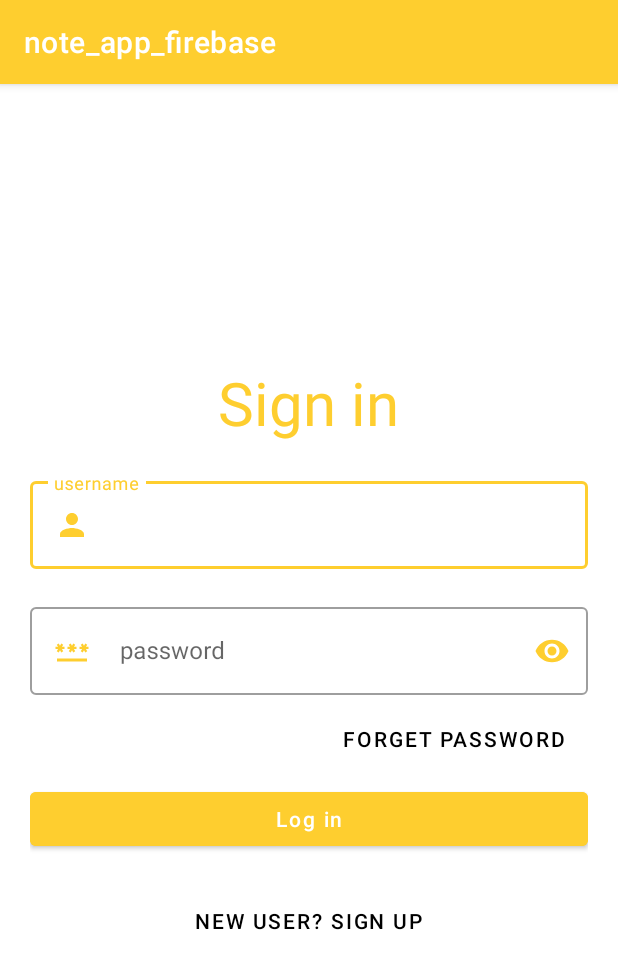
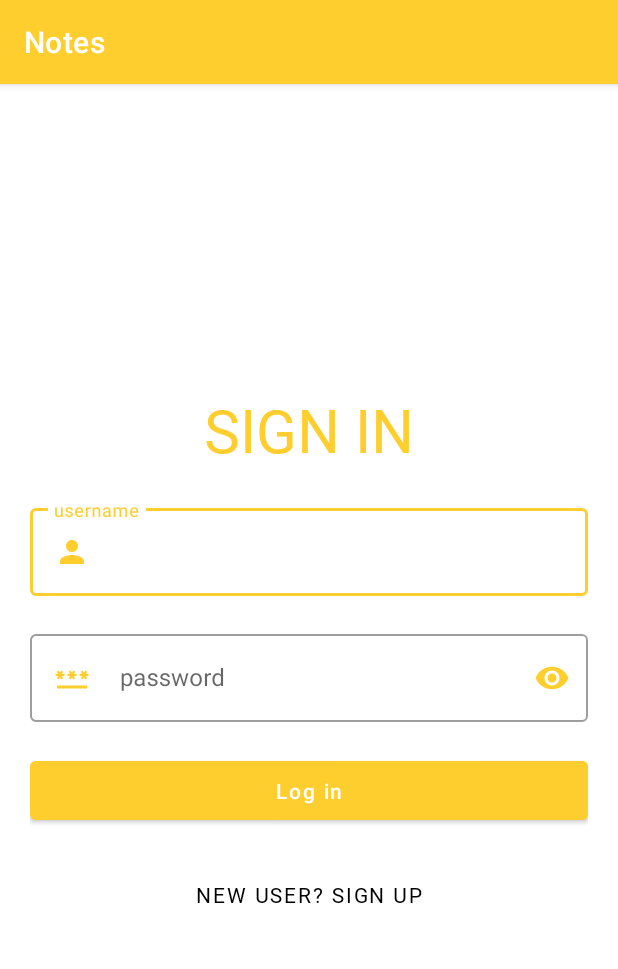
Before and after one commit to sanskar-kakani/note_app, an Android app: the screen it shows after launch (LoginActivity), on a phone screen of 412 x 824 dp. Shown: the top 969 px of the screen. Run offline under Robolectric (Android 15) with nearby library versions, the phone set to English and light mode, and no system bars; our stand-ins replace Firebase (no records; nobody signed in at launch, a user with empty details on screens opened directly).

```diff
--- a/app/src/main/java/com/example/note_app_firebase/AddNoteActivity.kt
+++ b/app/src/main/java/com/example/note_app_firebase/AddNoteActivity.kt
@@ -7,7 +7,7 @@ import android.widget.EditText
 import androidx.appcompat.app.AppCompatActivity
 import com.example.note_app_firebase.models.NoteDataClass
 import com.example.note_app_firebase.utils.EncryptAndDecrypt
-import com.google.android.material.floatingactionbutton.FloatingActionButton
+import com.google.android.material.button.MaterialButton
 import com.google.firebase.database.FirebaseDatabase
 
 class AddNoteActivity : AppCompatActivity() {
@@ -18,7 +18,7 @@ class AddNoteActivity : AppCompatActivity() {
 
         val title = findViewById<EditText>(R.id.add_note_title)
         val text = findViewById<EditText>(R.id.add_note_text)
-        val btn = findViewById<FloatingActionButton>(R.id.add_btn)
+        val btn = findViewById<MaterialButton>(R.id.add_btn)
 
 
 
--- a/app/src/main/java/com/example/note_app_firebase/EditNoteActivity.kt
+++ b/app/src/main/java/com/example/note_app_firebase/EditNoteActivity.kt
@@ -7,7 +7,7 @@ import android.widget.EditText
 import androidx.appcompat.app.AppCompatActivity
 import com.example.note_app_firebase.models.NoteDataClass
 import com.example.note_app_firebase.utils.EncryptAndDecrypt
-import com.google.android.material.floatingactionbutton.FloatingActionButton
+import com.google.android.material.button.MaterialButton
 import com.google.firebase.database.FirebaseDatabase
 
 class EditNoteActivity : AppCompatActivity() {
@@ -21,7 +21,7 @@ class EditNoteActivity : AppCompatActivity() {
 
         val title = findViewById<EditText>(R.id.edit_note_title)
         val text = findViewById<EditText>(R.id.edit_note_text)
-        val btn = findViewById<FloatingActionButton>(R.id.edit_btn)
+        val btn = findViewById<MaterialButton>(R.id.edit_btn)
 
         val titleIntent = intent.getStringExtra("title")
         val textIntent = intent.getStringExtra("text")
--- a/app/src/main/res/layout/activity_login.xml
+++ b/app/src/main/res/layout/activity_login.xml
@@ -11,6 +11,8 @@
 
     <TextView
         android:text="Sign in"
+        android:textAllCaps="true"
+        android:fontFamily="@font/rem_medium"
         android:textColor="#fece2f"
         android:textSize="40sp"
         android:layout_gravity="center"
@@ -64,26 +66,16 @@
 
         </com.google.android.material.textfield.TextInputLayout>
 
-        <Button
-            android:id="@+id/forget_password_btn"
-            android:layout_width="wrap_content"
-            android:layout_height="wrap_content"
-            android:background="#00000000"
-            android:text="Forget password"
-            android:textColor="#000"
-            android:elevation="0dp"
-            android:layout_gravity="end"
-            android:layout_marginTop="5dp"
-            android:layout_marginBottom="5dp"
-            />
 
         <Button
             android:id="@+id/login_btn"
             android:layout_width="match_parent"
             android:layout_height="wrap_content"
             android:text="Log in"
+            android:padding="10dp"
             android:textAllCaps="false"
             android:backgroundTint="#fece2f"
+            android:layout_marginTop="20dp"
             />
 
         <Button
@@ -92,6 +84,8 @@
             android:layout_height="wrap_content"
             android:background="#00000000"
             android:text="New user? sign up"
+
+            android:fontFamily="@font/rem_medium"
             android:textColor="#000"
             android:elevation="0dp"
             android:layout_gravity="center"
--- a/app/src/main/res/layout/activity_signup.xml
+++ b/app/src/main/res/layout/activity_signup.xml
@@ -14,7 +14,9 @@
     <TextView
         android:layout_width="wrap_content"
         android:layout_height="wrap_content"
+        android:textAllCaps="true"
         android:text="Sign Up"
+        android:fontFamily="@font/rem_medium"
         android:textSize="40sp"
         android:textColor="#fece2f"
         android:layout_gravity="center"
@@ -145,6 +147,7 @@
             android:text="Already have an account ?"
             android:background="#00000000"
             android:textColor="#000"
+            android:fontFamily="@font/rem_medium"
             android:layout_gravity="center"
             android:layout_marginTop="10dp"
             />
--- a/app/src/main/res/layout/rv_item.xml
+++ b/app/src/main/res/layout/rv_item.xml
@@ -28,9 +28,10 @@
                 android:layout_height="wrap_content"
                 android:text="title"
                 android:textSize="20dp"
-                android:textStyle="bold|italic"
+                android:textStyle="bold"
                 android:layout_marginBottom="5dp"
                 android:maxLines="2"
+                android:fontFamily="@font/rem_medium"
                 android:ellipsize="end"
                 />
 
@@ -42,6 +43,7 @@
                 android:textSize="17dp"
                 android:maxLines="15"
                 android:ellipsize="end"
+                android:fontFamily="@font/rem_medium"
                 />
 
         </LinearLayout>
--- a/app/src/main/res/values/strings.xml
+++ b/app/src/main/res/values/strings.xml
@@ -1,5 +1,5 @@
 <resources>
-    <string name="app_name">note_app_firebase</string>
+    <string name="app_name">Notes</string>
     <!-- TODO: Remove or change this placeholder text -->
     <string name="hello_blank_fragment">Hello blank fragment</string>
 </resources>
```
Also changed, not shown: app/src/main/java/com/example/note_app_firebase/fragment/NoteFragment.kt (+4 -4 lines), app/src/main/java/com/example/note_app_firebase/fragment/ProfileFragment.kt (+4 -9 lines), app/src/main/res/layout/activity_add_note.xml (+8 -2 lines), app/src/main/res/layout/activity_edit_note.xml (+8 -2 lines), app/src/main/res/layout/activity_splash_screen.xml (+6 -3 lines), app/src/main/res/layout/activity_verify_phone_number.xml (+6 -3 lines), app/src/main/res/layout/fragment_note.xml (+7 -2 lines), app/src/main/res/layout/fragment_profile.xml (+22 -3 lines).
